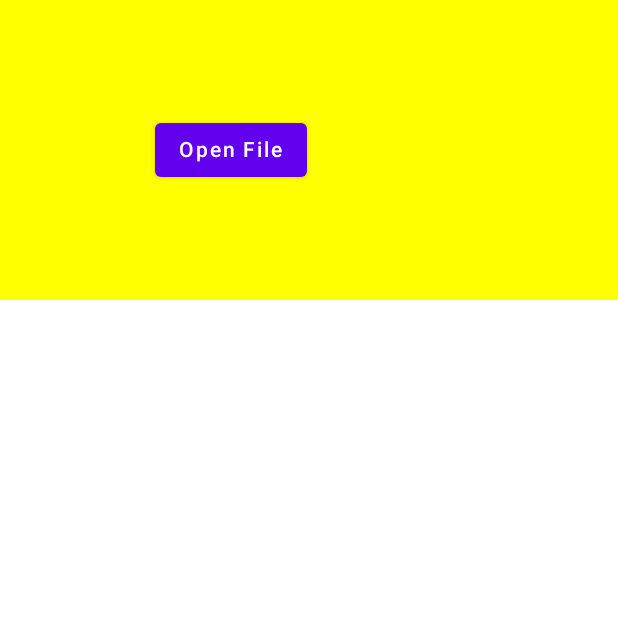
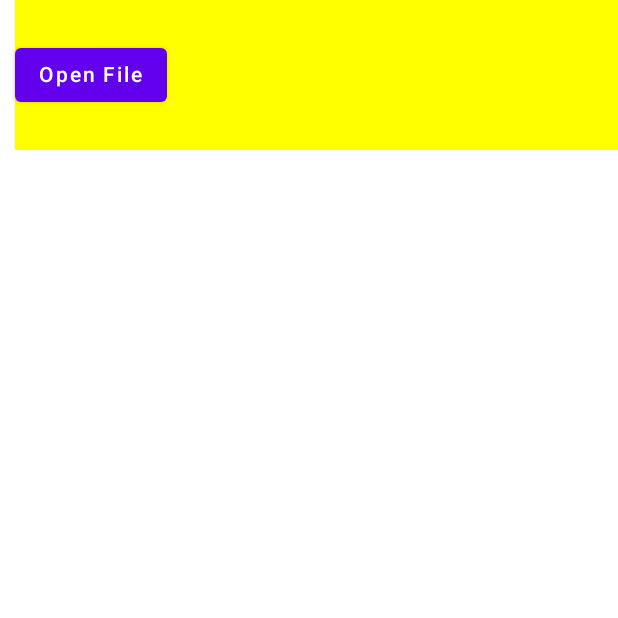
Before and after one commit to dinzdale/blueray_playlist, an Android app built with Jetpack Compose: the composable Header called with empty values, on a phone screen of 412 x 824 dp, the top half of it. Run offline under Robolectric (Android 15) with nearby library versions, the phone set to English and light mode, and no system bars; libraries missing offline, so code that uses them is left out: com.darkrockstudios.libraries; 1 statement that could not run was skipped.

Commit message:
get filepicker working 2

```diff
--- a/composeApp/src/commonMain/kotlin/com/gmjproductions/blurayplaylist/MainScreen.kt
+++ b/composeApp/src/commonMain/kotlin/com/gmjproductions/blurayplaylist/MainScreen.kt
@@ -3,9 +3,12 @@ package com.gmjproductions.blurayplaylist
 import androidx.compose.foundation.background
 import androidx.compose.foundation.layout.Arrangement
 import androidx.compose.foundation.layout.Row
+import androidx.compose.foundation.layout.Spacer
 import androidx.compose.foundation.layout.fillMaxSize
 import androidx.compose.foundation.layout.fillMaxWidth
 import androidx.compose.foundation.layout.height
+import androidx.compose.foundation.layout.padding
+import androidx.compose.foundation.layout.width
 import androidx.compose.foundation.layout.wrapContentSize
 import androidx.compose.foundation.text.input.rememberTextFieldState
 import androidx.compose.material.Button
@@ -48,7 +51,7 @@ fun MainScreen() {
 
 @Composable
 fun SelectInputFile(showFilePicker: Boolean, onFileSelected: (String?) -> Unit) {
-    FilePicker(showFilePicker, fileExtensions = listOf("*")) {
+    FilePicker(showFilePicker, fileExtensions = listOf("mpf")) {
         onFileSelected(it?.path)
     }
 }
@@ -56,14 +59,15 @@ fun SelectInputFile(showFilePicker: Boolean, onFileSelected: (String?) -> Unit)
 @Composable
 fun Header(filePath: String, onOpenFileClick: () -> Unit) {
     Row(
-        Modifier.fillMaxWidth().height(200.dp).background(color = Color.Yellow),
+        Modifier.fillMaxWidth().height(100.dp).padding(start = 10.dp).background(color = Color.Yellow),
         verticalAlignment = Alignment.CenterVertically,
-        horizontalArrangement = Arrangement.SpaceEvenly
+        horizontalArrangement = Arrangement.Start
     ) {
 
         Button(onClick = onOpenFileClick) {
             Text("Open File")
         }
+        Spacer(Modifier.width(10.dp))
         Text(filePath)
 
     }
```
